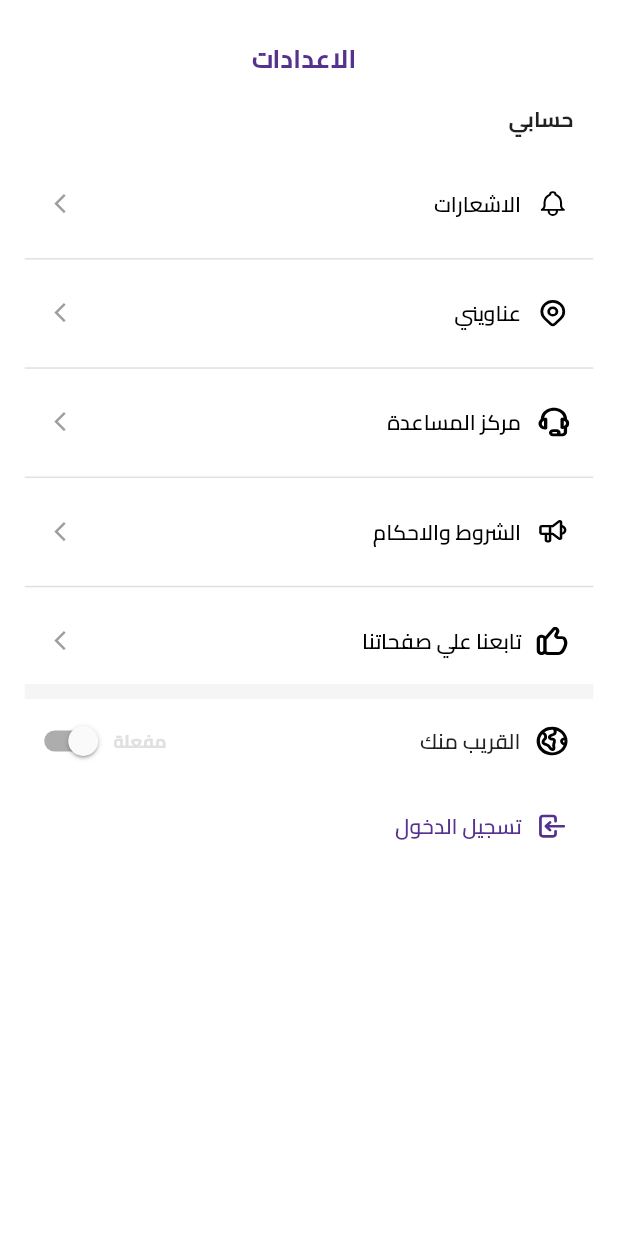
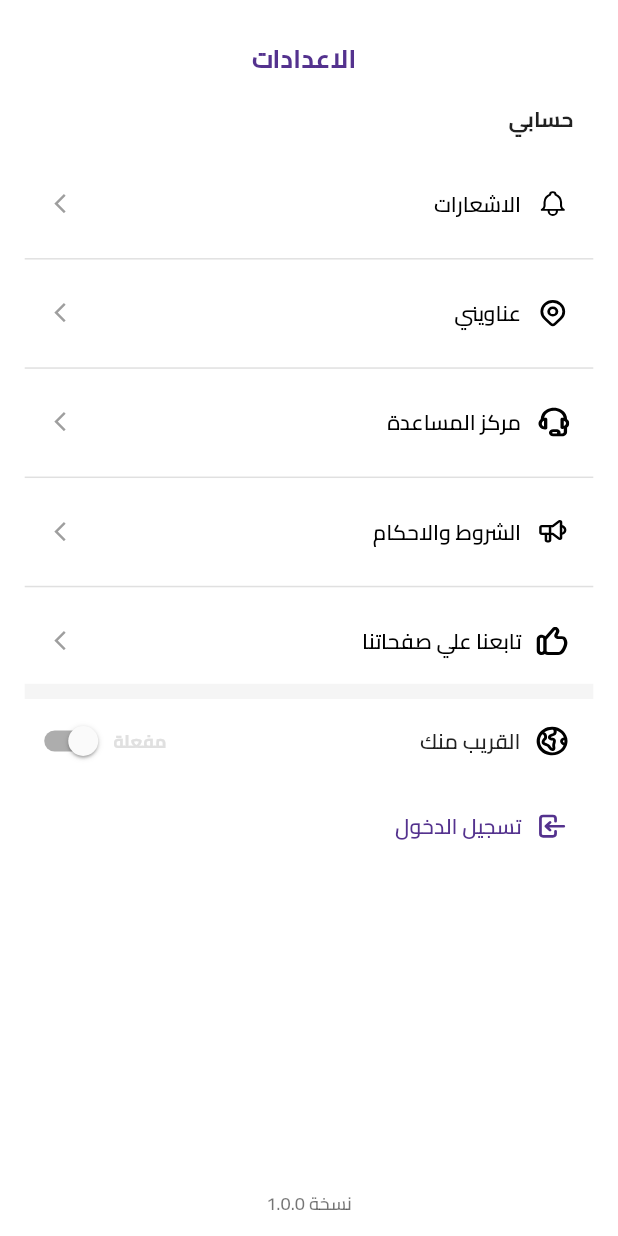
Before and after one commit to YabalshDev/YaBalsh_Mobile_App, a Flutter app: the SettingsView screen opened directly, after a tap on "الاشعارات", on a phone screen of 412 x 824 dp. Run offline on Flutter 3.47's test engine with Material 2 defaults, Android fonts, the phone set to English and light mode, and no system bars; our stand-ins replace animate_do, badges, bloc, cached_network_image, carousel_slider, connectivity_plus and 20 more; missing offline and left inert: flutter_barcode_scanner, map_launcher, onesignal_flutter; accounts and stored records are empty.

Commit message:
added app version text

```diff
--- a/lib/core/constants/app_strings.dart
+++ b/lib/core/constants/app_strings.dart
@@ -1,6 +1,6 @@
 class AppStrings {
   static const String appName = "YaBalash";
-  static const String appVersion = '1.0';
+  static const String appVersion = '1.0.0';
   static const String fontFamily = 'Cairo';
   static const String baseUrl = 'https://yabalash.net';
   static const String oneSignalAppId = 'e68dac07-3cd5-47c1-bc77-48b36d750ef4';
--- a/lib/features/settings/presentation/widgets/settings_body.dart
+++ b/lib/features/settings/presentation/widgets/settings_body.dart
@@ -7,6 +7,7 @@ import 'package:yabalash_mobile_app/features/settings/presentation/cubits/cubit/
 import 'package:yabalash_mobile_app/features/settings/presentation/widgets/settings_element_card.dart';
 
 import '../../../../core/constants/app_layouts.dart';
+import '../../../../core/constants/app_strings.dart';
 import '../../../../core/depedencies.dart';
 import '../../../../core/routes/app_routes.dart';
 import '../../../../core/services/user_service.dart';
@@ -21,6 +22,9 @@ class SettingsBody extends StatelessWidget {
   @override
   Widget build(BuildContext context) {
     return SafeArea(
+      child: Column(
+        children: [
+          Expanded(
             child: SingleChildScrollView(
               child: Padding(
                 padding: kDefaultPadding,
@@ -35,8 +39,12 @@ class SettingsBody extends StatelessWidget {
                           padding: EdgeInsets.only(right: 12.w),
                           child: Text(
                             'حسابي',
-                      style: Theme.of(context).textTheme.bodyMedium?.copyWith(
-                          fontSize: 14.sp, fontWeight: FontWeight.w700),
+                            style: Theme.of(context)
+                                .textTheme
+                                .bodyMedium
+                                ?.copyWith(
+                                    fontSize: 14.sp,
+                                    fontWeight: FontWeight.w700),
                           ),
                         ),
                         largeVerticalSpace,
@@ -130,6 +138,17 @@ class SettingsBody extends StatelessWidget {
                 ),
               ),
             ),
+          ),
+          Text(
+            'نسخة ${AppStrings.appVersion}',
+            style: Theme.of(context)
+                .textTheme
+                .bodySmall
+                ?.copyWith(fontSize: 12.sp, fontWeight: FontWeight.w600),
+          ),
+          mediumVerticalSpace
+        ],
+      ),
     );
   }
 }
```
Lines whose indentation alone changed are shown as unchanged.
